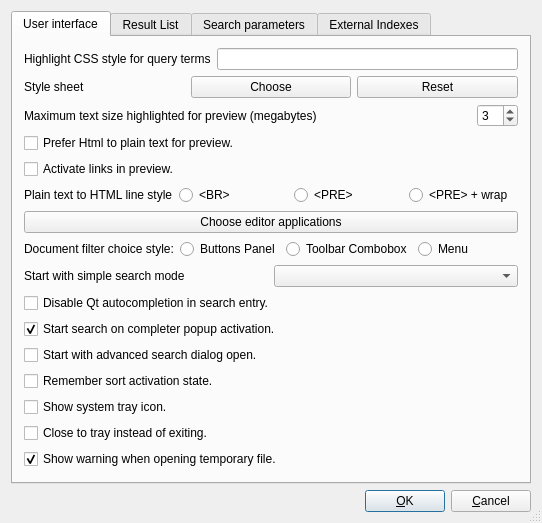
Above: src/qtgui/uiprefs.ui from alberti42/recoll-macos before the change. Below: the same form after it.
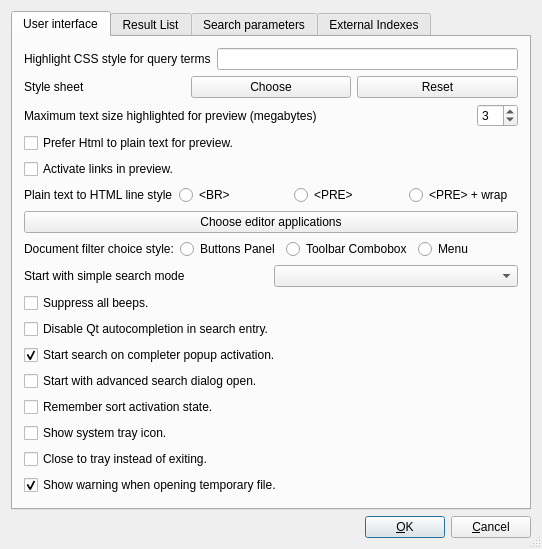
That is the form after the change.

Commit message: GUI: added option to suppress all beeps

```diff
--- a/src/qtgui/uiprefs.ui
+++ b/src/qtgui/uiprefs.ui
@@ -260,6 +260,16 @@
              </item>
             </layout>
            </item>
+           <item>
+            <widget class="QCheckBox" name="noBeepsCB">
+             <property name="text">
+              <string>Suppress all beeps.</string>
+             </property>
+             <property name="checked">
+              <bool>false</bool>
+             </property>
+            </widget>
+           </item>
            <item>
             <widget class="QCheckBox" name="ssNoCompleteCB">
              <property name="text">
```
The commit also changes 5 other files.
